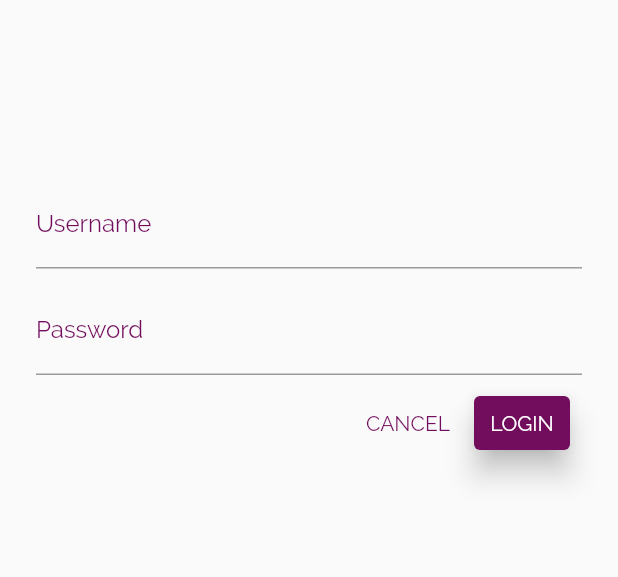
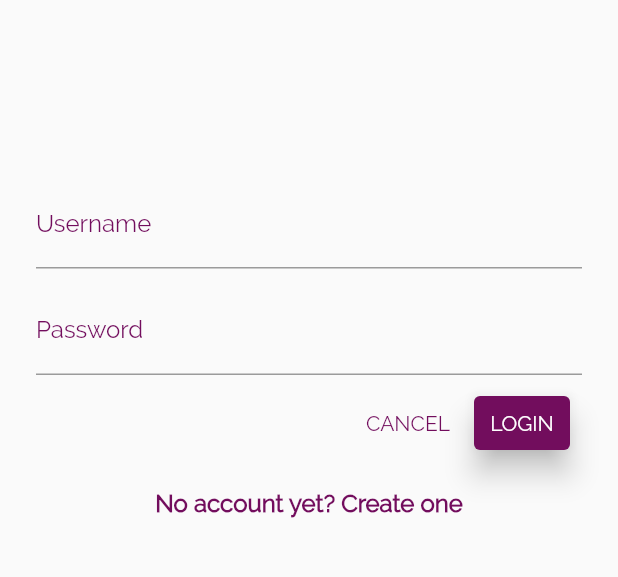
Before and after one commit to BrandonOdiwuor/Eat-Out, a Flutter app: the screen it shows after launch, on a phone screen of 412 x 824 dp, the part 162-739 px from its top. Run offline on Flutter 3.47's test engine with Material 2 defaults, Android fonts, the phone set to English and light mode, and no system bars; our stand-ins replace cloud_firestore, firebase_auth, rxdart; accounts and stored records are empty.

```diff
--- a/lib/src/login.dart
+++ b/lib/src/login.dart
@@ -1,5 +1,6 @@
 import 'package:flutter/material.dart';
 import 'colors.dart';
+import 'register.dart';
 
 class LoginPage extends StatefulWidget {
   @override
@@ -88,6 +89,27 @@ class _LoginPageState extends State<LoginPage> {
                 ),
               ],
             ),
+            SizedBox(height: 12.0),
+            Center(
+              child: GestureDetector(
+                child: Text(
+                  'No account yet? Create one',
+                  style: TextStyle(
+                    fontWeight: FontWeight.w700,
+                    fontSize: 16.0,
+                    color: cranePurple700,
+                  ),
+                ),
+                onTap: () {
+                  Navigator.push(
+                    context,
+                    MaterialPageRoute(
+                      builder: (context) => Register(),
+                    ),
+                  );
+                },
+              ),
+            ),
           ],
         ),
       ),
--- a/lib/src/model/authentication.dart
+++ b/lib/src/model/authentication.dart
@@ -2,7 +2,7 @@ import 'package:firebase_auth/firebase_auth.dart';
 
 class Authentication {
   final FirebaseAuth _auth = FirebaseAuth.instance;
-  void signIn(String email, String password) async {
+  void login(String email, String password) async {
     final FirebaseUser user = await _auth.signInWithEmailAndPassword(
       email: email,
       password: password,
@@ -14,7 +14,7 @@ class Authentication {
     }
   }
 
-  void signUp(String email, String password) async {
+  void register(String email, String password) async {
     final FirebaseUser user = await _auth.createUserWithEmailAndPassword(
       email: email,
       password: password,
```
Also changed, not shown: lib/src/register.dart (added, +22 -0 lines), 1 other file.
